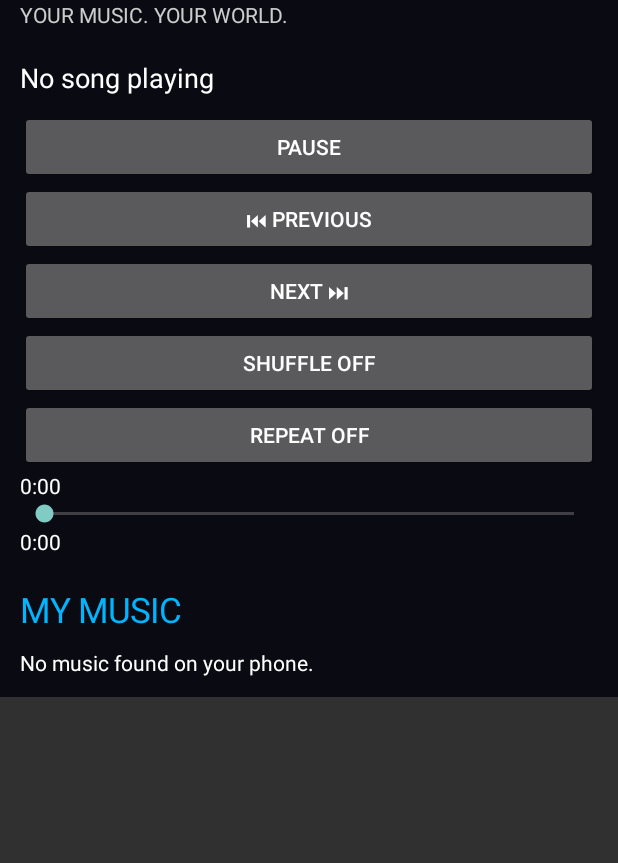
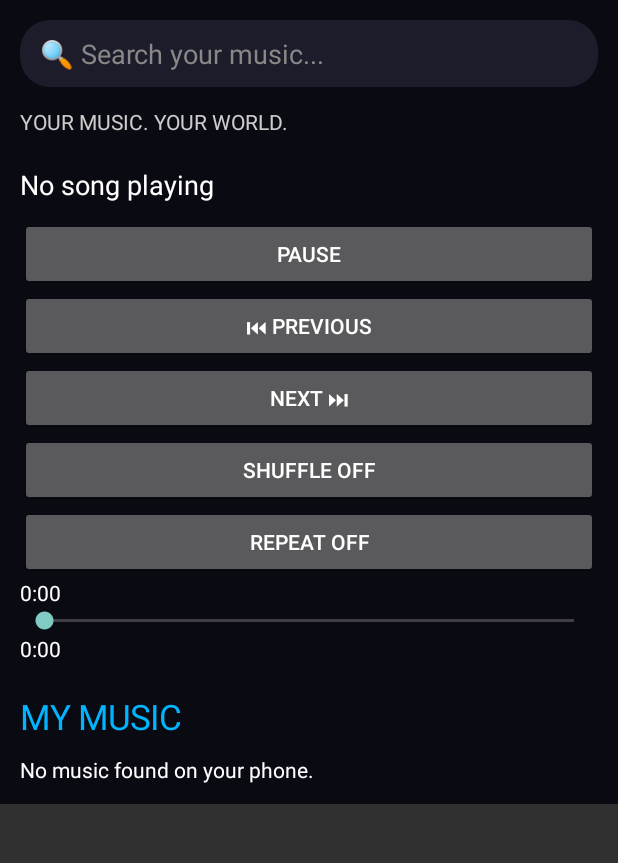
Before and after one commit to vaghelamahipalsinh/ECHO, an Android app: the screen it shows after launch (MainActivity), on a phone screen of 412 x 824 dp, the part 90-953 px from its top. Run offline under Robolectric (Android 15) with nearby library versions, the phone set to English and light mode, and no system bars.

Commit message:
Upgrade ECHO UI with search and rounded music cards

```diff
--- a/app/src/main/java/com/echo/music/MainActivity.java
+++ b/app/src/main/java/com/echo/music/MainActivity.java
@@ -10,14 +10,18 @@ import android.provider.MediaStore;
 import android.media.MediaPlayer;
 import android.os.Build;
 import android.view.Gravity;
+import android.view.View;
 import android.widget.*;
 import android.graphics.Color;
+import android.graphics.drawable.GradientDrawable;
 import java.util.ArrayList;
-
+import android.text.TextWatcher;
+import android.text.Editable;
 public class MainActivity extends Activity {
 
     LinearLayout layout;
     ArrayList<Uri> songs = new ArrayList<>();
+ArrayList<TextView> songViews = new ArrayList<>();
     MediaPlayer player;
     TextView nowPlaying;
     Button playButton;
@@ -51,7 +55,43 @@ Runnable progressUpdater;
         layout.addView(logo);
 
         TextView heading = new TextView(this);
-        heading.setText("YOUR MUSIC. YOUR WORLD.");
+        heading.setText("YOUR MUSIC. YOUR WORLD.")
+;
+        EditText searchBar = new EditText(this);
+        searchBar.setHint("🔍 Search your music...");
+        searchBar.setHintTextColor(Color.GRAY);
+        searchBar.setTextColor(Color.WHITE);
+        searchBar.setSingleLine(true);
+        searchBar.setPadding(20, 15, 20, 15);
+
+        GradientDrawable searchBg = new GradientDrawable();
+        searchBg.setColor(Color.rgb(28, 28, 42));
+        searchBg.setCornerRadius(30);
+        searchBar.setBackground(searchBg);
+
+        LinearLayout.LayoutParams searchParams =
+                new LinearLayout.LayoutParams(-1, -2);
+        searchParams.setMargins(0, 20, 0, 20);
+        layout.addView(searchBar, searchParams);
+searchBar.addTextChangedListener(new TextWatcher() {
+    @Override
+    public void beforeTextChanged(CharSequence s, int start, int count, int after) {}
+
+    @Override
+    public void onTextChanged(CharSequence s, int start, int before, int count) {
+        String query = s.toString().toLowerCase().trim();
+
+        for (TextView song : songViews) {
+            boolean match = song.getText().toString()
+                    .toLowerCase().contains(query);
+
+            song.setVisibility(match ? View.VISIBLE : View.GONE);
+        }
+    }
+
+    @Override
+    public void afterTextChanged(Editable s) {}
+});
         heading.setTextColor(Color.LTGRAY);
         layout.addView(heading);
 
@@ -197,10 +237,15 @@ seekBar.setOnSeekBarChangeListener(
                 song.setTextColor(Color.WHITE);
                 song.setTextSize(17);
                 song.setPadding(15, 18, 15, 18);
-                song.setBackgroundColor(Color.rgb(24, 24, 36));
+                GradientDrawable card = new GradientDrawable();
+                card.setColor(Color.rgb(28, 28, 42));
+                card.setCornerRadius(22);
+                song.setBackground(card);
+                song.setElevation(3);
 
                 final int index = songs.size() - 1;
                 song.setOnClickListener(v -> playSong(index));
+songViews.add(song);
 
                 LinearLayout.LayoutParams params =
                     new LinearLayout.LayoutParams(-1, -2);
```
